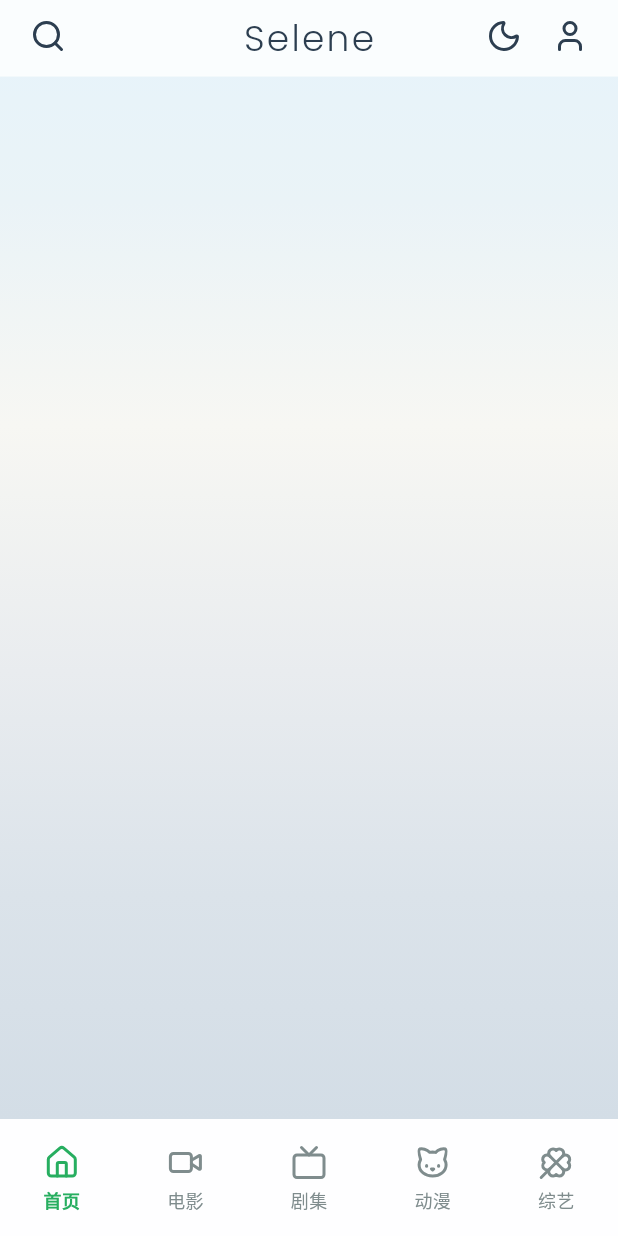
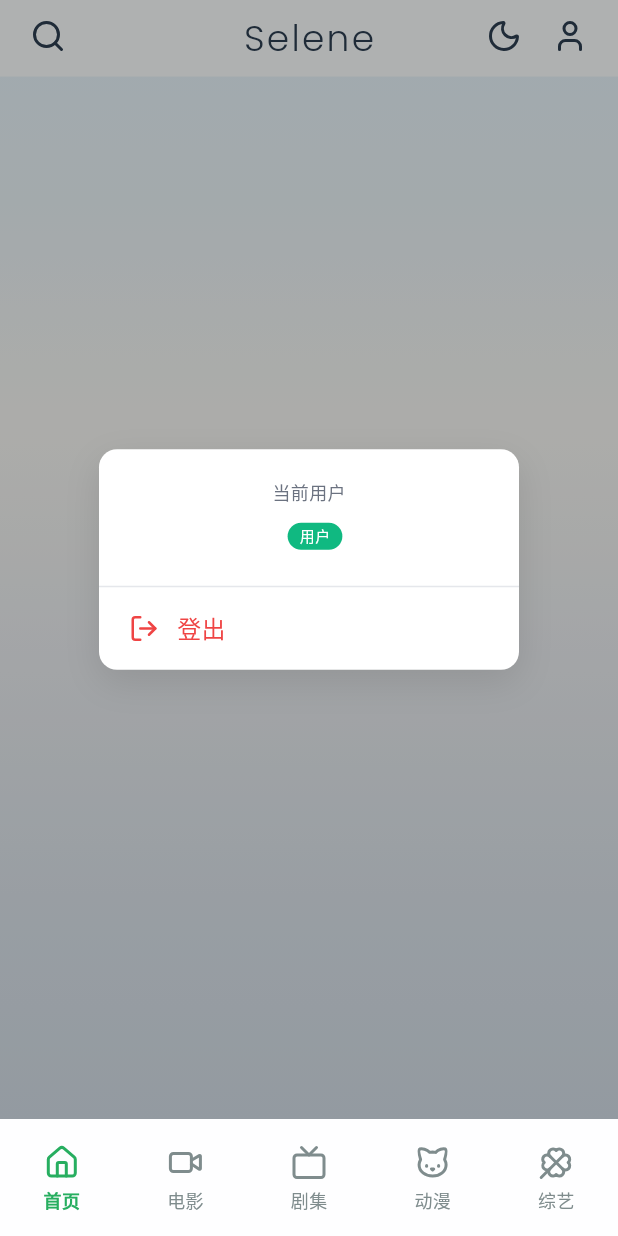
Before and after one commit to fc6a1b03/Selene, a Flutter app: the MainLayout screen opened directly with empty values, after a tap on an icon or button, on a phone screen of 412 x 824 dp. Run offline on Flutter 3.47's test engine with Material 3 defaults, Android fonts, the phone set to English and light mode, and no system bars; our stand-ins replace cached_network_image, google_fonts, lucide_icons_flutter, shared_preferences; accounts and stored records are empty.

Commit message:
feat: add user menu and logout

```diff
--- a/lib/screens/home_screen.dart
+++ b/lib/screens/home_screen.dart
@@ -159,6 +159,7 @@ class _HomeScreenState extends State<HomeScreen> {
       onTopTabChanged: _onTopTabChanged,
       isSearchMode: _isSearchMode,
       onSearchModeChanged: _onSearchModeChanged,
+      onHomeTap: _onHomeTap,
     );
   }
 
@@ -196,6 +197,20 @@ class _HomeScreenState extends State<HomeScreen> {
   void _onSearchModeChanged(bool isSearchMode) {
     setState(() {
       _isSearchMode = isSearchMode;
+    });
+  }
+
+  /// 处理点击 Selene 标题跳转到首页
+  void _onHomeTap() {
+    setState(() {
+      // 如果在搜索模式下，先退出搜索模式
+      if (_isSearchMode) {
+        _isSearchMode = false;
+      }
+      // 切换到首页
+      _currentBottomNavIndex = 0;
+      // 切换到首页标签
+      _selectedTopTab = '首页';
     });
   }
 
--- a/lib/services/user_data_service.dart
+++ b/lib/services/user_data_service.dart
@@ -59,6 +59,13 @@ class UserDataService {
     await prefs.remove(_cookiesKey);
   }
 
+  // 只清除密码和cookies，保留服务器地址和用户名
+  static Future<void> clearPasswordAndCookies() async {
+    final prefs = await SharedPreferences.getInstance();
+    await prefs.remove(_passwordKey);
+    await prefs.remove(_cookiesKey);
+  }
+
   // 获取所有用户数据
   static Future<Map<String, String?>> getAllUserData() async {
     final prefs = await SharedPreferences.getInstance();
--- a/lib/widgets/main_layout.dart
+++ b/lib/widgets/main_layout.dart
@@ -3,6 +3,7 @@ import 'package:google_fonts/google_fonts.dart';
 import 'package:lucide_icons_flutter/lucide_icons.dart';
 import 'package:provider/provider.dart';
 import '../services/theme_service.dart';
+import 'user_menu.dart';
 
 class MainLayout extends StatefulWidget {
   final Widget content;
@@ -12,6 +13,7 @@ class MainLayout extends StatefulWidget {
   final Function(String) onTopTabChanged;
   final bool isSearchMode;
   final Function(bool)? onSearchModeChanged;
+  final VoidCallback? onHomeTap;
 
   const MainLayout({
     super.key,
@@ -22,6 +24,7 @@ class MainLayout extends StatefulWidget {
     required this.onTopTabChanged,
     this.isSearchMode = false,
     this.onSearchModeChanged,
+    this.onHomeTap,
   });
 
   @override
@@ -30,6 +33,7 @@ class MainLayout extends StatefulWidget {
 
 class _MainLayoutState extends State<MainLayout> {
   bool _isSearchButtonPressed = false;
+  bool _showUserMenu = false;
 
   @override
   Widget build(BuildContext context) {
@@ -38,7 +42,9 @@ class _MainLayoutState extends State<MainLayout> {
         return Theme(
           data: themeService.isDarkMode ? themeService.darkTheme : themeService.lightTheme,
           child: Scaffold(
-            body: Container(
+            body: Stack(
+              children: [
+                Container(
                   decoration: BoxDecoration(
                     color: themeService.isDarkMode
                         ? const Color(0xFF000000) // 深色模式纯黑色
@@ -69,6 +75,18 @@ class _MainLayoutState extends State<MainLayout> {
                       ),
                     ],
                   ),
+                ),
+                // 用户菜单覆盖层
+                if (_showUserMenu)
+                  UserMenu(
+                    isDarkMode: themeService.isDarkMode,
+                    onClose: () {
+                      setState(() {
+                        _showUserMenu = false;
+                      });
+                    },
+                  ),
+              ],
             ),
             // 固定底部导航栏
             bottomNavigationBar: _buildBottomNavBar(themeService),
@@ -147,6 +165,9 @@ class _MainLayoutState extends State<MainLayout> {
           ),
           // 完全居中的 Logo
           Center(
+            child: GestureDetector(
+              onTap: widget.onHomeTap,
+              behavior: HitTestBehavior.opaque,
               child: Text(
                 'Selene',
                 style: GoogleFonts.poppins(
@@ -156,6 +177,7 @@ class _MainLayoutState extends State<MainLayout> {
                       ? const Color(0xFFffffff)
                       : const Color(0xFF2c3e50),
                   letterSpacing: 1.5,
+                ),
               ),
             ),
           ),
@@ -220,7 +242,9 @@ class _MainLayoutState extends State<MainLayout> {
                       child: InkWell(
                         borderRadius: BorderRadius.circular(24),
                         onTap: () {
-                          // TODO: 实现用户功能
+                          setState(() {
+                            _showUserMenu = true;
+                          });
                         },
                         child: Center(
                           child: Icon(
--- /dev/null
+++ b/lib/widgets/user_menu.dart
@@ -0,0 +1,263 @@
+import 'dart:convert';
+import 'package:flutter/material.dart';
+import 'package:google_fonts/google_fonts.dart';
+import 'package:lucide_icons_flutter/lucide_icons.dart';
+import '../services/user_data_service.dart';
+import '../screens/login_screen.dart';
+
+class UserMenu extends StatefulWidget {
+  final bool isDarkMode;
+  final VoidCallback? onClose;
+
+  const UserMenu({
+    super.key,
+    required this.isDarkMode,
+    this.onClose,
+  });
+
+  @override
+  State<UserMenu> createState() => _UserMenuState();
+}
+
+class _UserMenuState extends State<UserMenu> {
+  String? _username;
+  String _role = 'user';
+
+  @override
+  void initState() {
+    super.initState();
+    _loadUserInfo();
+  }
+
+  Future<void> _loadUserInfo() async {
+    final username = await UserDataService.getUsername();
+    final cookies = await UserDataService.getCookies();
+
+    if (mounted) {
+      setState(() {
+        _username = username;
+        _role = _parseRoleFromCookies(cookies);
+      });
+    }
+  }
+
+  String _parseRoleFromCookies(String? cookies) {
+    if (cookies == null || cookies.isEmpty) {
+      return 'user';
+    }
+
+    try {
+      // 解析cookies字符串
+      final cookieMap = <String, String>{};
+      final cookiePairs = cookies.split(';');
+
+      for (final cookie in cookiePairs) {
+        final trimmed = cookie.trim();
+        final firstEqualIndex = trimmed.indexOf('=');
+
+        if (firstEqualIndex > 0) {
+          final key = trimmed.substring(0, firstEqualIndex);
+          final value = trimmed.substring(firstEqualIndex + 1);
+          if (key.isNotEmpty && value.isNotEmpty) {
+            cookieMap[key] = value;
+          }
+        }
+      }
+
+      final authCookie = cookieMap['auth'];
+      if (authCookie == null) {
+        return 'user';
+      }
+
+      // 处理可能的双重编码
+      String decoded = Uri.decodeComponent(authCookie);
+
+      // 如果解码后仍然包含 %，说明是双重编码，需要再次解码
+      if (decoded.contains('%')) {
+        decoded = Uri.decodeComponent(decoded);
+      }
+
+      final authData = json.decode(decoded);
+      final role = authData['role'] as String?;
+
+      return role ?? 'user';
+    } catch (e) {
+      // 解析失败时默认为user
+      return 'user';
+    }
+  }
+
+  Future<void> _handleLogout() async {
+    // 只清除密码和cookies，保留服务器地址和用户名
+    await UserDataService.clearPasswordAndCookies();
+
+    // 跳转到登录页
+    if (mounted) {
+      Navigator.of(context).pushAndRemoveUntil(
+        MaterialPageRoute(builder: (context) => const LoginScreen()),
+        (route) => false,
+      );
+    }
+  }
+
+  Widget _buildRoleTag() {
+    String label;
+    Color color;
+
+    switch (_role) {
+      case 'admin':
+        label = '管理员';
+        color = const Color(0xFFf59e0b); // 橙黄色
+        break;
+      case 'owner':
+        label = '站长';
+        color = const Color(0xFF8b5cf6); // 紫色
+        break;
+      case 'user':
+      default:
+        label = '用户';
+        color = const Color(0xFF10b981); // 绿色
+        break;
+    }
+
+    return Container(
+      padding: const EdgeInsets.symmetric(
+        horizontal: 8,
+        vertical: 2,
+      ),
+      decoration: BoxDecoration(
+        color: color,
+        borderRadius: BorderRadius.circular(12),
+      ),
+      child: Text(
+        label,
+        style: GoogleFonts.poppins(
+          fontSize: 10,
+          color: Colors.white,
+          fontWeight: FontWeight.w500,
+        ),
+      ),
+    );
+  }
+
+  @override
+  Widget build(BuildContext context) {
+    return Material(
+      color: Colors.transparent,
+      child: GestureDetector(
+        onTap: widget.onClose,
+        child: Container(
+          color: Colors.black.withOpacity(0.3),
+          child: Center(
+            child: GestureDetector(
+              onTap: () {}, // 阻止点击菜单内容时关闭
+              child: Container(
+                width: 280,
+                margin: const EdgeInsets.symmetric(horizontal: 20),
+                decoration: BoxDecoration(
+                  color: widget.isDarkMode
+                      ? const Color(0xFF2c2c2c)
+                      : Colors.white,
+                  borderRadius: BorderRadius.circular(12),
+                  boxShadow: [
+                    BoxShadow(
+                      color: Colors.black.withOpacity(0.1),
+                      blurRadius: 20,
+                      offset: const Offset(0, 8),
+                    ),
+                  ],
+                ),
+                child: Column(
+                  mainAxisSize: MainAxisSize.min,
+                  children: [
+                    // 用户信息区域
+                    Container(
+                      padding: const EdgeInsets.all(20),
+                      child: Column(
+                        children: [
+                          // 当前用户标签
+                          Text(
+                            '当前用户',
+                            style: GoogleFonts.poppins(
+                              fontSize: 12,
+                              color: widget.isDarkMode
+                                  ? const Color(0xFF9ca3af)
+                                  : const Color(0xFF6b7280),
+                              fontWeight: FontWeight.w400,
+                            ),
+                          ),
+                          const SizedBox(height: 8),
+                          // 用户名
+                          Row(
+                            mainAxisAlignment: MainAxisAlignment.center,
+                            children: [
+                              Text(
+                                _username ?? '未知用户',
+                                style: GoogleFonts.poppins(
+                                  fontSize: 18,
+                                  color: widget.isDarkMode
+                                      ? const Color(0xFFffffff)
+                                      : const Color(0xFF1f2937),
+                                  fontWeight: FontWeight.w600,
+                                ),
+                              ),
+                               const SizedBox(width: 8),
+                               // 角色标签
+                               _buildRoleTag(),
+                            ],
+                          ),
+                        ],
+                      ),
+                    ),
+                    // 分割线
+                    Container(
+                      height: 1,
+                      color: widget.isDarkMode
+                          ? const Color(0xFF374151)
+                          : const Color(0xFFe5e7eb),
+                    ),
+                    // 登出按钮
+                    Material(
+                      color: Colors.transparent,
+                      child: InkWell(
+                        onTap: _handleLogout,
+                        borderRadius: const BorderRadius.only(
+                          bottomLeft: Radius.circular(12),
+                          bottomRight: Radius.circular(12),
+                        ),
+                        child: Container(
+                          padding: const EdgeInsets.symmetric(
+                            horizontal: 20,
+                            vertical: 16,
+                          ),
+                          child: Row(
+                            children: [
+                              Icon(
+                                LucideIcons.logOut,
+                                size: 20,
+                                color: const Color(0xFFef4444),
+                              ),
+                              const SizedBox(width: 12),
+                              Text(
+                                '登出',
+                                style: GoogleFonts.poppins(
+                                  fontSize: 16,
+                                  color: const Color(0xFFef4444),
+                                  fontWeight: FontWeight.w500,
+                                ),
+                              ),
+                            ],
+                          ),
+                        ),
+                      ),
+                    ),
+                  ],
+                ),
+              ),
+            ),
+          ),
+        ),
+      ),
+    );
+  }
+}
```
Lines whose indentation alone changed are shown as unchanged.
